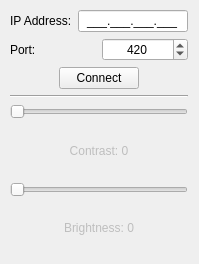
First picture: the form in src/mainwindow.ui, repository jamesdrudolph/LabAssignment2, before the edit.
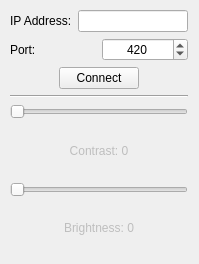
Second picture: the form after the edit.

Commit message: remove IP hardcode & connection status

```diff
--- a/src/mainwindow.ui
+++ b/src/mainwindow.ui
@@ -46,7 +46,7 @@
            <item>
             <widget class="QLineEdit" name="txtIP">
              <property name="inputMask">
-              <string>000.000.000.000;_</string>
+              <string/>
              </property>
              <property name="alignment">
               <set>Qt::AlignCenter</set>
```
The commit also changes 1 other file.
